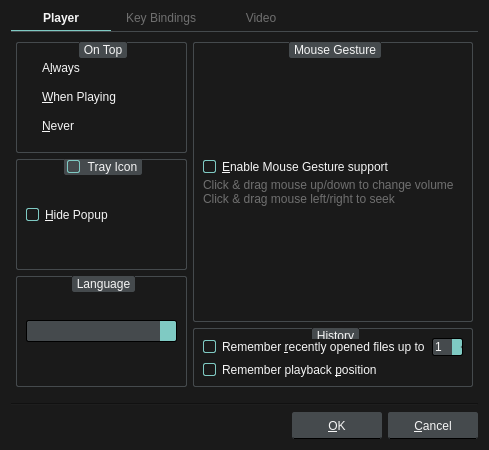
u8sand/Baka-MPlayer, file src/ui/preferencesdialog.ui: the form before one commit.
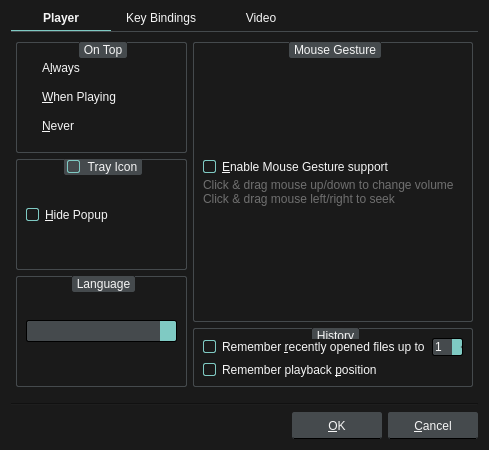
The form after the commit. Icons and pictures are not drawn.

Commit message: Tab Widget: same font color for selected and not selected tabs

```diff
--- a/src/ui/preferencesdialog.ui
+++ b/src/ui/preferencesdialog.ui
@@ -238,7 +238,6 @@
 	font-weight: bold;
 }
 QTabBar::tab:!selected {
-	color: #6F6F6F;
 	font-weight: normal;
 	margin-bottom: 1px;
 }</string>
```
The commit also changes 1 other file.
